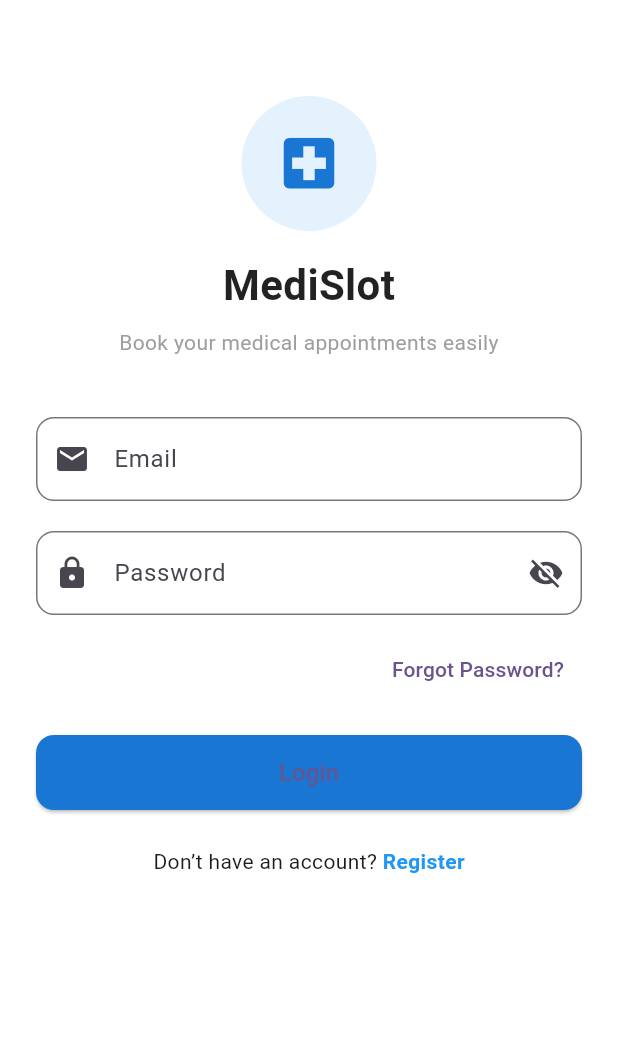
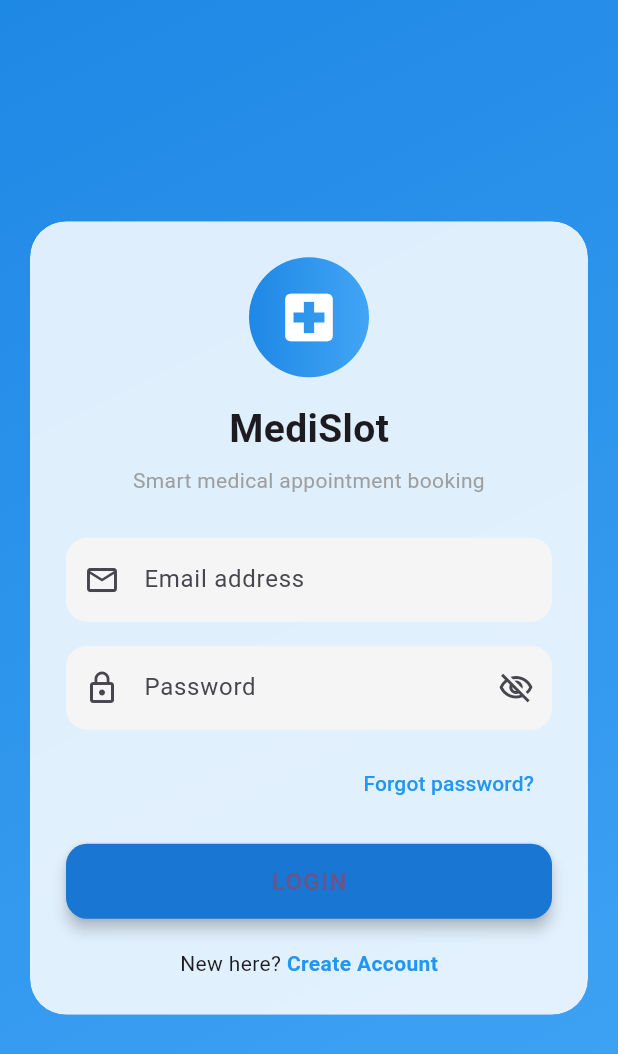
Before and after one commit to saurabhkharade/medi_slot, a Flutter app: the LoginScreen screen opened directly, on a phone screen of 412 x 824 dp. Shown: the top 1054 px of the screen. Run offline on Flutter 3.47's test engine with Material 3 defaults, Android fonts, the phone set to English and light mode, and no system bars; network calls fail.

Commit message:
changes for login page

```diff
--- a/lib/View/app_screen/login_ui_screen.dart
+++ b/lib/View/app_screen/login_ui_screen.dart
@@ -1,5 +1,5 @@
+import 'dart:ui';
 import 'package:flutter/material.dart';
-
 
 class LoginScreen extends StatelessWidget {
   const LoginScreen({super.key});
@@ -7,24 +7,56 @@ class LoginScreen extends StatelessWidget {
   @override
   Widget build(BuildContext context) {
     return Scaffold(
-      backgroundColor: Colors.white,
-      body: SafeArea(
-        child: SingleChildScrollView(
+      body: Stack(
+        children: [
+          // Gradient Background
+          Container(
+            decoration: const BoxDecoration(
+              gradient: LinearGradient(
+                colors: [
+                  Color(0xFF1E88E5),
+                  Color(0xFF42A5F5),
+                ],
+                begin: Alignment.topLeft,
+                end: Alignment.bottomRight,
+              ),
+            ),
+          ),
+
+          // Glass Card
+          Center(
+            child: Padding(
+              padding: const EdgeInsets.all(20),
+              child: ClipRRect(
+                borderRadius: BorderRadius.circular(24),
+                child: BackdropFilter(
+                  filter: ImageFilter.blur(sigmaX: 12, sigmaY: 12),
+                  child: Container(
                     padding: const EdgeInsets.all(24),
+                    decoration: BoxDecoration(
+                      color: Colors.white.withOpacity(0.85),
+                      borderRadius: BorderRadius.circular(24),
+                    ),
                     child: Column(
-            crossAxisAlignment: CrossAxisAlignment.center,
+                      mainAxisSize: MainAxisSize.min,
                       children: [
-
-              const SizedBox(height: 40),
-
                         // Logo
-              CircleAvatar(
-                radius: 45,
-                backgroundColor: Colors.blue.shade50,
-                child: Icon(
+                        Container(
+                          height: 80,
+                          width: 80,
+                          decoration: BoxDecoration(
+                            shape: BoxShape.circle,
+                            gradient: LinearGradient(
+                              colors: [
+                                Colors.blue.shade600,
+                                Colors.blue.shade400,
+                              ],
+                            ),
+                          ),
+                          child: const Icon(
                             Icons.local_hospital,
-                  size: 45,
-                  color: Colors.blue.shade700,
+                            size: 42,
+                            color: Colors.white,
                           ),
                         ),
 
@@ -33,16 +65,15 @@ class LoginScreen extends StatelessWidget {
                         const Text(
                           "MediSlot",
                           style: TextStyle(
-                  fontSize: 28,
+                            fontSize: 26,
                             fontWeight: FontWeight.bold,
-                  color: Colors.black87,
                           ),
                         ),
 
-              const SizedBox(height: 8),
+                        const SizedBox(height: 6),
 
                         const Text(
-                "Book your medical appointments easily",
+                          "Smart medical appointment booking",
                           textAlign: TextAlign.center,
                           style: TextStyle(
                             fontSize: 14,
@@ -50,31 +81,38 @@ class LoginScreen extends StatelessWidget {
                           ),
                         ),
 
-              const SizedBox(height: 40),
+                        const SizedBox(height: 28),
 
                         // Email
                         TextField(
                           keyboardType: TextInputType.emailAddress,
                           decoration: InputDecoration(
-                  labelText: "Email",
-                  prefixIcon: const Icon(Icons.email),
+                            hintText: "Email address",
+                            prefixIcon: const Icon(Icons.email_outlined),
+                            filled: true,
+                            fillColor: Colors.grey.shade100,
                             border: OutlineInputBorder(
-                    borderRadius: BorderRadius.circular(12),
+                              borderRadius: BorderRadius.circular(14),
+                              borderSide: BorderSide.none,
                             ),
                           ),
                         ),
 
-              const SizedBox(height: 20),
+                        const SizedBox(height: 16),
 
                         // Password
                         TextField(
                           obscureText: true,
                           decoration: InputDecoration(
-                  labelText: "Password",
-                  prefixIcon: const Icon(Icons.lock),
-                  suffixIcon: const Icon(Icons.visibility_off),
+                            hintText: "Password",
+                            prefixIcon: const Icon(Icons.lock_outline),
+                            suffixIcon:
+                            const Icon(Icons.visibility_off_outlined),
+                            filled: true,
+                            fillColor: Colors.grey.shade100,
                             border: OutlineInputBorder(
-                    borderRadius: BorderRadius.circular(12),
+                              borderRadius: BorderRadius.circular(14),
+                              borderSide: BorderSide.none,
                             ),
                           ),
                         ),
@@ -85,11 +123,14 @@ class LoginScreen extends StatelessWidget {
                           alignment: Alignment.centerRight,
                           child: TextButton(
                             onPressed: () {},
-                  child: const Text("Forgot Password?"),
+                            child: const Text(
+                              "Forgot password?",
+                              style: TextStyle(color: Colors.blue),
+                            ),
                           ),
                         ),
 
-              const SizedBox(height: 20),
+                        const SizedBox(height: 16),
 
                         // Login Button
                         SizedBox(
@@ -98,28 +139,33 @@ class LoginScreen extends StatelessWidget {
                           child: ElevatedButton(
                             onPressed: () {},
                             style: ElevatedButton.styleFrom(
+                              elevation: 4,
                               backgroundColor: Colors.blue.shade700,
                               shape: RoundedRectangleBorder(
-                      borderRadius: BorderRadius.circular(12),
+                                borderRadius: BorderRadius.circular(14),
                               ),
                             ),
                             child: const Text(
-                    "Login",
-                    style: TextStyle(fontSize: 16),
+                              "LOGIN",
+                              style: TextStyle(
+                                fontSize: 16,
+                                fontWeight: FontWeight.bold,
+                                letterSpacing: 1,
+                              ),
                             ),
                           ),
                         ),
 
-              const SizedBox(height: 24),
+                        const SizedBox(height: 20),
 
                         Row(
                           mainAxisAlignment: MainAxisAlignment.center,
                           children: [
-                  const Text("Don’t have an account? "),
+                            const Text("New here? "),
                             GestureDetector(
                               onTap: () {},
                               child: const Text(
-                      "Register",
+                                "Create Account",
                                 style: TextStyle(
                                   color: Colors.blue,
                                   fontWeight: FontWeight.bold,
@@ -128,12 +174,15 @@ class LoginScreen extends StatelessWidget {
                             ),
                           ],
                         ),
-
-              const SizedBox(height: 40),
                       ],
                     ),
                   ),
                 ),
+              ),
+            ),
+          ),
+        ],
+      ),
     );
   }
 }
```
Lines whose indentation alone changed are shown as unchanged.
